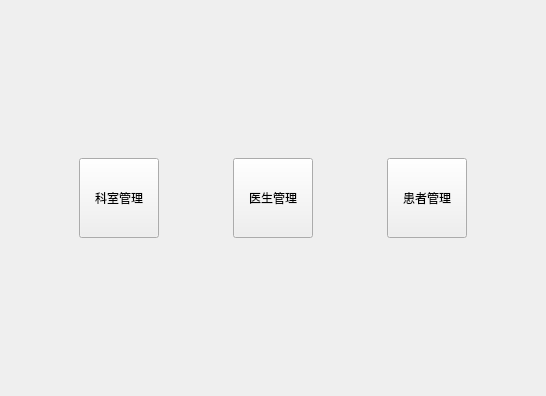
Old version of the form CaseHistoryManager/welcomeview.ui in the repository leeonbeans/QT_learning.
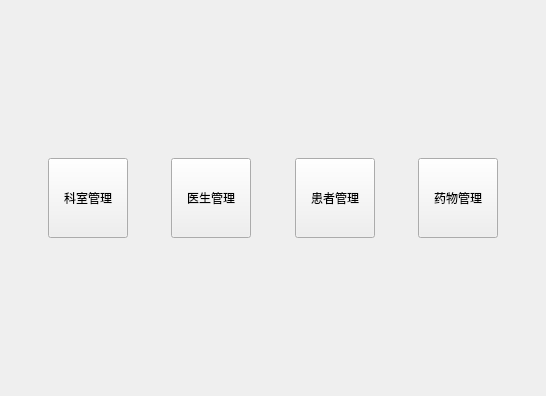
New version of the form.

Commit message: 完成了基本药物管理系统

```diff
--- a/CaseHistoryManager/welcomeview.ui
+++ b/CaseHistoryManager/welcomeview.ui
@@ -138,6 +138,32 @@
        </property>
       </spacer>
      </item>
+     <item>
+      <widget class="QPushButton" name="btnMedicine">
+       <property name="minimumSize">
+        <size>
+         <width>80</width>
+         <height>80</height>
+        </size>
+       </property>
+       <property name="text">
+        <string>药物管理</string>
+       </property>
+      </widget>
+     </item>
+     <item>
+      <spacer name="horizontalSpacer_5">
+       <property name="orientation">
+        <enum>Qt::Orientation::Horizontal</enum>
+       </property>
+       <property name="sizeHint" stdset="0">
+        <size>
+         <width>40</width>
+         <height>20</height>
+        </size>
+       </property>
+      </spacer>
+     </item>
     </layout>
    </item>
    <item row="2" column="0">
```
The commit also changes 13 other files.
